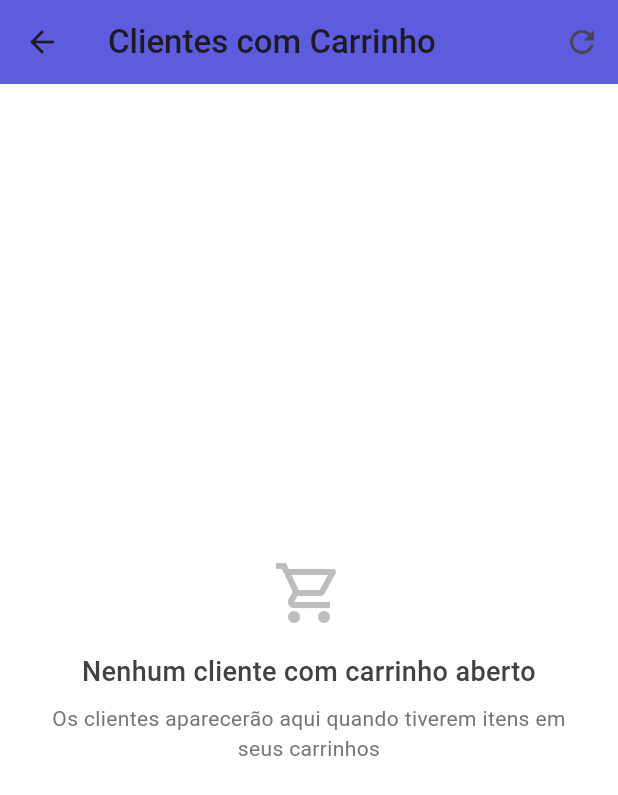
After one commit to polarStrxt/MobileDuosig, a Flutter app: the ClientesComCarrinhoScreen screen opened directly, after a tap on the "refresh" icon, on a phone screen of 412 x 824 dp. The commit adds this screen. Shown: the top 795 px of the screen. Run offline on Flutter 3.47's test engine with Material 3 defaults, Android fonts, the phone set to English and light mode, and no system bars; our stand-ins replace device_info_plus, logger, pdf, permission_handler, share_plus, sqflite; missing offline and left inert: flutter_pdfview; accounts and stored records are empty.

Commit message:
amo minha namorada

```diff
--- /dev/null
+++ b/lib/screens/carrinhoaberto.dart
@@ -0,0 +1,400 @@
+import 'package:flutter/material.dart';
+import 'package:flutter_docig_venda/models/carrinho_item_model.dart';
+import 'package:flutter_docig_venda/models/cliente_model.dart';
+import 'package:flutter_docig_venda/services/dao/carrinho_dao.dart';
+import 'package:flutter_docig_venda/services/dao/cliente_dao.dart';
+import 'package:logger/logger.dart';
+import 'package:flutter_docig_venda/screens/carrinhoscreen.dart';
+
+// Classe para acessar os dados de clientes
+class ClienteRepository {
+  final ClienteDao _clienteDao = ClienteDao();
+
+  Future<List<Cliente>> getClientes() async {
+    try {
+      return await _clienteDao.getAll((json) => Cliente.fromJson(json));
+    } catch (e) {
+      debugPrint('Erro ao buscar clientes: $e');
+      return [];
+    }
+  }
+}
+
+class ClientesComCarrinhoScreen extends StatefulWidget {
+  const ClientesComCarrinhoScreen({super.key});
+
+  @override
+  State<ClientesComCarrinhoScreen> createState() => _ClientesComCarrinhoScreenState();
+}
+
+class _ClientesComCarrinhoScreenState extends State<ClientesComCarrinhoScreen> {
+  final CarrinhoDao _carrinhoDao = CarrinhoDao();
+  final ClienteRepository _clienteRepository = ClienteRepository();
+  final Logger _logger = Logger();
+
+  // Constantes
+  final Color primaryColor = const Color(0xFF5D5CDE);
+
+  // Estado
+  List<Cliente> _clientesComCarrinho = [];
+  bool _isLoading = true;
+  bool _hasError = false;
+  String _errorMessage = '';
+
+  @override
+  void initState() {
+    super.initState();
+    _carregarClientesComCarrinhoAberto();
+  }
+
+  Future<void> _carregarClientesComCarrinhoAberto() async {
+    setState(() {
+      _isLoading = true;
+      _hasError = false;
+      _errorMessage = '';
+    });
+
+    try {
+      // Primeiro, carrega todos os clientes
+      List<Cliente> todosClientes = await _clienteRepository.getClientes();
+      _logger.d("Carregados ${todosClientes.length} clientes");
+
+      // Lista para armazenar clientes com carrinho aberto
+      List<Cliente> clientesComCarrinho = [];
+
+      // Para cada cliente, verifica se tem carrinho não finalizado
+      for (var cliente in todosClientes) {
+        List<CarrinhoItem> itensCarrinho =
+            await _carrinhoDao.getItensCliente(cliente.codcli, apenasNaoFinalizados: true);
+
+        if (itensCarrinho.isNotEmpty) {
+          clientesComCarrinho.add(cliente);
+          _logger.d("Cliente ${cliente.nomcli} tem ${itensCarrinho.length} itens no carrinho");
+        }
+      }
+
+      if (mounted) {
+        setState(() {
+          _clientesComCarrinho = clientesComCarrinho;
+          _isLoading = false;
+        });
+      }
+    } catch (e) {
+      _logger.e("Erro ao carregar clientes com carrinho: $e");
+
+      if (mounted) {
+        setState(() {
+          _hasError = true;
+          _errorMessage = _getFriendlyErrorMessage(e);
+          _isLoading = false;
+        });
+      }
+    }
+  }
+
+  String _getFriendlyErrorMessage(dynamic error) {
+    String message = error.toString();
+
+    if (message.contains('DatabaseException') ||
+        message.contains('SQLException')) {
+      return 'Erro no banco de dados local';
+    } else if (message.contains('FormatException')) {
+      return 'Erro de formato de dados';
+    }
+
+    return 'Erro ao carregar clientes: $message';
+  }
+
+  void _mostrarSnackBar(String mensagem, Color cor) {
+    ScaffoldMessenger.of(context).hideCurrentSnackBar();
+    ScaffoldMessenger.of(context).showSnackBar(
+      SnackBar(
+        content: Text(mensagem),
+        backgroundColor: cor,
+        behavior: SnackBarBehavior.floating,
+        duration: const Duration(seconds: 3),
+      ),
+    );
+  }
+
+  @override
+  Widget build(BuildContext context) {
+    return Scaffold(
+      backgroundColor: Colors.white,
+      appBar: _buildAppBar(),
+      body: RefreshIndicator(
+        onRefresh: _carregarClientesComCarrinhoAberto,
+        color: primaryColor,
+        child: _buildMainContent(),
+      ),
+    );
+  }
+
+  PreferredSizeWidget _buildAppBar() {
+    return AppBar(
+      title: const Text(
+        "Clientes com Carrinho",
+        style: TextStyle(fontWeight: FontWeight.w500),
+      ),
+      backgroundColor: primaryColor,
+      elevation: 0,
+      actions: [
+        IconButton(
+          icon: const Icon(Icons.refresh),
+          tooltip: 'Recarregar',
+          onPressed: _carregarClientesComCarrinhoAberto,
+        ),
+      ],
+    );
+  }
+
+  Widget _buildMainContent() {
+    if (_isLoading) {
+      return _buildLoadingState();
+    }
+
+    if (_hasError) {
+      return _buildErrorState();
+    }
+
+    if (_clientesComCarrinho.isEmpty) {
+      return _buildEmptyState();
+    }
+
+    return _buildClientesList();
+  }
+
+  Widget _buildLoadingState() {
+    return Center(
+      child: Column(
+        mainAxisAlignment: MainAxisAlignment.center,
+        children: [
+          const SizedBox(
+            width: 32,
+            height: 32,
+            child: CircularProgressIndicator(
+              strokeWidth: 2,
+            ),
+          ),
+          const SizedBox(height: 16),
+          Text(
+            'Carregando',
+            style: TextStyle(
+              color: Colors.grey[800],
+              fontSize: 16,
+            ),
+          ),
+        ],
+      ),
+    );
+  }
+
+  Widget _buildErrorState() {
+    return Center(
+      child: Padding(
+        padding: const EdgeInsets.all(24.0),
+        child: Column(
+          mainAxisAlignment: MainAxisAlignment.center,
+          crossAxisAlignment: CrossAxisAlignment.center,
+          children: [
+            Icon(Icons.error_outline, color: Colors.red[300], size: 48),
+            const SizedBox(height: 16),
+            Text(
+              'Erro ao carregar dados',
+              style: TextStyle(
+                fontSize: 18,
+                fontWeight: FontWeight.w500,
+                color: Colors.grey[800],
+              ),
+              textAlign: TextAlign.center,
+            ),
+            const SizedBox(height: 8),
+            Text(
+              _errorMessage,
+              style: TextStyle(color: Colors.grey[600], fontSize: 14),
+              textAlign: TextAlign.center,
+            ),
+            const SizedBox(height: 24),
+            OutlinedButton.icon(
+              icon: const Icon(Icons.refresh),
+              label: const Text('Tentar novamente'),
+              onPressed: _carregarClientesComCarrinhoAberto,
+            ),
+          ],
+        ),
+      ),
+    );
+  }
+
+  Widget _buildEmptyState() {
+    return Center(
+      child: Padding(
+        padding: const EdgeInsets.all(24.0),
+        child: Column(
+          mainAxisAlignment: MainAxisAlignment.center,
+          children: [
+            Icon(
+              Icons.shopping_cart_outlined,
+              size: 48,
+              color: Colors.grey[400],
+            ),
+            const SizedBox(height: 16),
+            Text(
+              'Nenhum cliente com carrinho aberto',
+              style: TextStyle(
+                fontSize: 18,
+                fontWeight: FontWeight.w500,
+                color: Colors.grey[800],
+              ),
+              textAlign: TextAlign.center,
+            ),
+            const SizedBox(height: 8),
+            Text(
+              'Os clientes aparecerão aqui quando tiverem itens em seus carrinhos',
+              style: TextStyle(color: Colors.grey[600], fontSize: 14),
+              textAlign: TextAlign.center,
+            ),
+          ],
+        ),
+      ),
+    );
+  }
+
+  Widget _buildClientesList() {
+    return ListView.separated(
+      physics: const AlwaysScrollableScrollPhysics(),
+      itemCount: _clientesComCarrinho.length,
+      padding: const EdgeInsets.only(top: 8, bottom: 20),
+      separatorBuilder: (context, index) => const SizedBox(height: 4),
+      itemBuilder: (context, index) {
+        final cliente = _clientesComCarrinho[index];
+        return _buildClienteCard(cliente);
+      },
+    );
+  }
+
+  Widget _buildClienteCard(Cliente cliente) {
+    // Função para obter as iniciais do nome do cliente
+    String getInitials(String name) {
+      if (name.isEmpty) return '?';
+      List<String> names = name.split(' ');
+      if (names.length == 1) {
+        return names[0].substring(0, 1).toUpperCase();
+      }
+      return names[0].substring(0, 1).toUpperCase() +
+             (names.length > 1 ? names[1].substring(0, 1).toUpperCase() : '');
+    }
+
+    // Formatar telefone para exibição
+    String formatarTelefone(String telefone) {
+      if (telefone.isEmpty) return 'Não informado';
+
+      // Limpa qualquer formatação existente
+      telefone = telefone.replaceAll(RegExp(r'\D'), '');
+
+      if (telefone.length <= 8) {
+        return telefone;
+      } else if (telefone.length == 9) {
+        return '${telefone.substring(0, 5)}-${telefone.substring(5)}';
+      } else if (telefone.length == 10) {
+        return '(${telefone.substring(0, 2)}) ${telefone.substring(2, 6)}-${telefone.substring(6)}';
+      } else if (telefone.length == 11) {
+        return '(${telefone.substring(0, 2)}) ${telefone.substring(2, 7)}-${telefone.substring(7)}';
+      }
+
+      return telefone;
+    }
+
+    return Card(
+      margin: const EdgeInsets.symmetric(horizontal: 16, vertical: 4),
+      elevation: 0,
+      shape: RoundedRectangleBorder(
+        borderRadius: BorderRadius.circular(8),
+        side: BorderSide(color: Colors.grey[200]!),
+      ),
+      child: InkWell(
+        borderRadius: BorderRadius.circular(8),
+        onTap: () {
+          Navigator.push(
+            context,
+            MaterialPageRoute(
+              builder: (context) => CarrinhoScreen(
+                cliente: cliente,
+                codcli: cliente.codcli,
+              ),
+            ),
+          ).then((_) {
+            _carregarClientesComCarrinhoAberto();
+          });
+        },
+        child: Padding(
+          padding: const EdgeInsets.all(16.0),
+          child: Row(
+            children: [
+              // Avatar com iniciais
+              CircleAvatar(
+                radius: 24,
+                backgroundColor: primaryColor.withOpacity(0.1),
+                child: Text(
+                  getInitials(cliente.nomcli),
+                  style: TextStyle(
+                    color: primaryColor,
+                    fontWeight: FontWeight.bold,
+                    fontSize: 16,
+                  ),
+                ),
+              ),
+              const SizedBox(width: 16),
+              // Informações do cliente
+              Expanded(
+                child: Column(
+                  crossAxisAlignment: CrossAxisAlignment.start,
+                  children: [
+                    Text(
+                      cliente.nomcli,
+                      style: const TextStyle(
+                        fontWeight: FontWeight.w500,
+                        fontSize: 16,
+                      ),
+                      maxLines: 1,
+                      overflow: TextOverflow.ellipsis,
+                    ),
+                    const SizedBox(height: 4),
+                    Text(
+                      'Código: ${cliente.codcli}',
+                      style: TextStyle(
+                        color: Colors.grey[600],
+                        fontSize: 14,
+                      ),
+                    ),
+                    Text(
+                      formatarTelefone(cliente.numtel001),
+                      style: TextStyle(
+                        color: Colors.grey[600],
+                        fontSize: 14,
+                      ),
+                    ),
+                  ],
+                ),
+              ),
+              // Ícone de carrinho
+              Container(
+                width: 36,
+                height: 36,
+                decoration: BoxDecoration(
+                  color: primaryColor.withOpacity(0.1),
+                  borderRadius: BorderRadius.circular(8),
+                ),
+                child: Icon(
+                  Icons.shopping_cart,
+                  color: primaryColor,
+                  size: 20,
+                ),
+              ),
+            ],
+          ),
+        ),
+      ),
+    );
+  }
+}
--- a/lib/services/apiCliente.dart
+++ b/lib/services/apiCliente.dart
@@ -6,13 +6,13 @@ class ClienteService {
   final ApiClient _apiClient;
 
   /// Constantes para endpoints
-  static const String _endpointBaseCliente = 'cliente';
+  static const String _endpointBaseCliente = '/v1/cliente';
 
   /// Construtor que aceita um cliente API customizado ou cria um padrão
   ClienteService({ApiClient? apiClient})
       : _apiClient = apiClient ??
             ApiClient(
-              baseUrl: 'http://duotectecnologia.com.br:8082/v1/',
+              baseUrl: 'http://duotecsuprilev.ddns.com.br:8082 ',
               empresaId: '001',
               dataReferencia: '31.01.1980',
             );
--- a/pubspec.yaml
+++ b/pubspec.yaml
@@ -27,6 +27,7 @@ dependencies:
   intl: ^0.20.2
   launcher_name: ^1.0.2
   flutter_launcher_icons: ^0.14.3
+  logger: ^2.0.0
 
 dev_dependencies:
   flutter_test:
```
Also changed, not shown: lib/screens/homeScreen.dart (+15 -7 lines), lib/services/apiProduto.dart (+21 -11 lines), lib/widgets/app_drawer.dart (+20 -0 lines), pubspec.lock, 4 other files.
